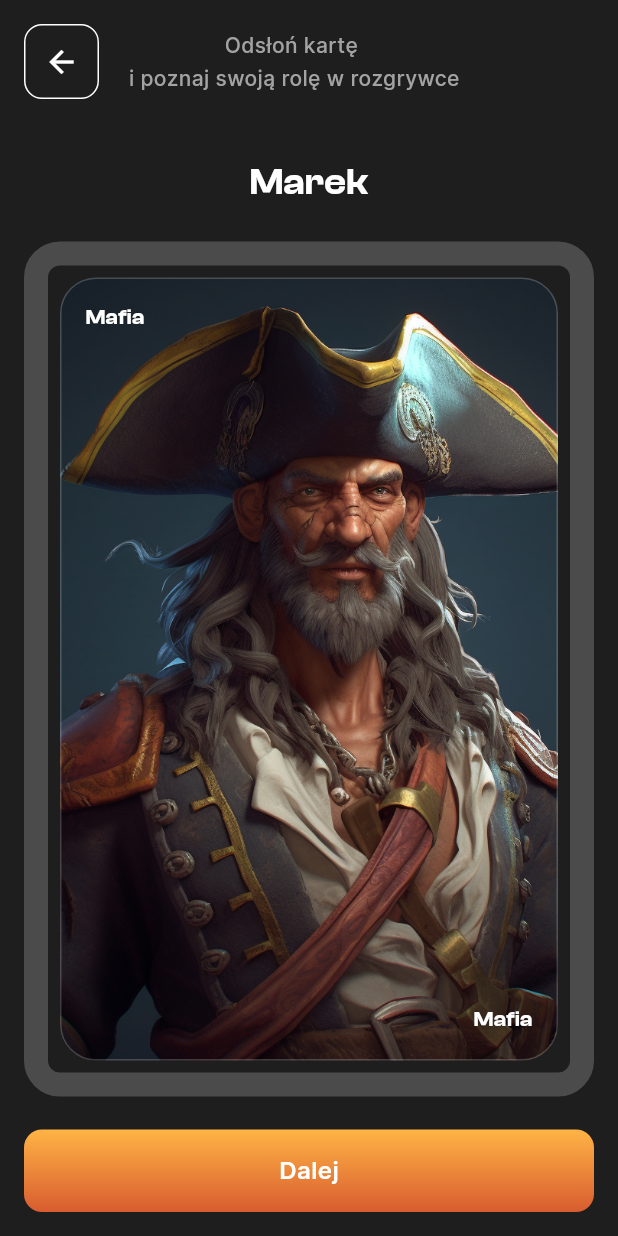
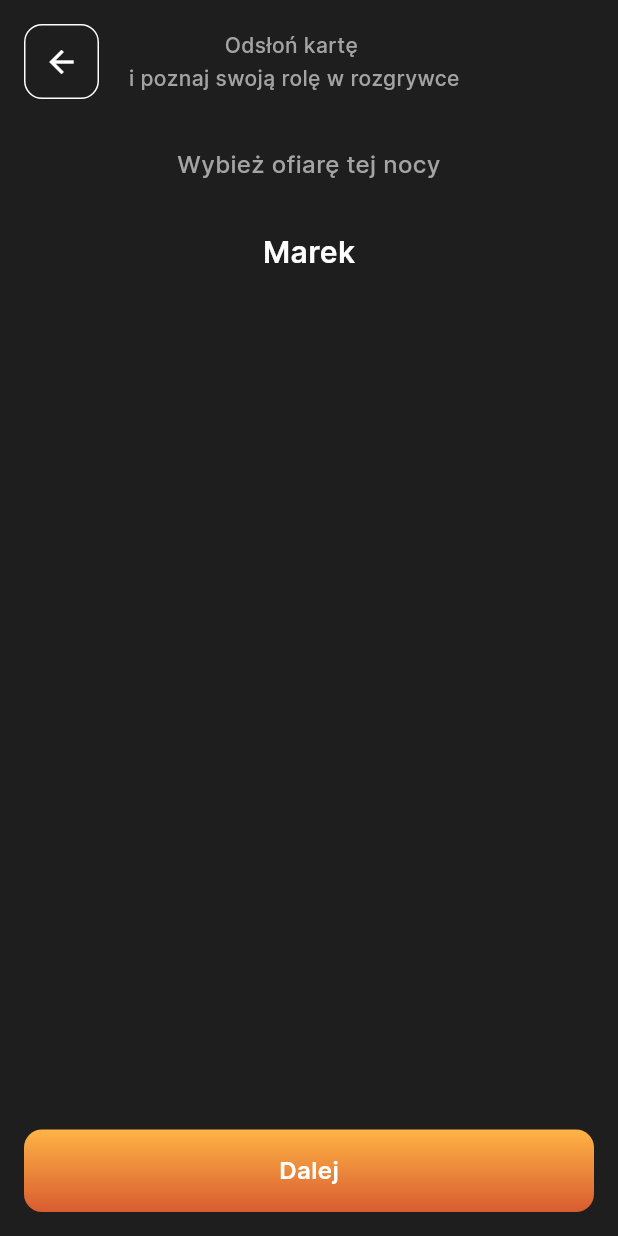
Before and after one commit to Hellmod/mafia_flutter, a Flutter app: the screen it shows after launch, on a phone screen of 412 x 824 dp. Run offline on Flutter 3.47's test engine with Material 3 defaults, Android fonts, the phone set to English and light mode, and no system bars; our stand-ins replace bloc, cloud_firestore, device_info_plus, equatable, firebase_core, flutter_bloc and 4 more; missing offline and left inert: dart:ffi; accounts and stored records are empty.

Commit message:
game action page

```diff
--- /dev/null
+++ b/lib/presentation/game/view/game_action_page.dart
@@ -0,0 +1,121 @@
+import 'package:flutter/material.dart';
+import 'package:flutter_bloc/flutter_bloc.dart';
+
+import '../../../models/User.dart';
+import '../../../utils/AppTextStyles.dart';
+import '../../../utils/Utility.dart';
+import '../../../utils/Wigets.dart';
+import '../block/game_bloc.dart';
+
+class GameActionPage extends StatefulWidget {
+  final List<User> users;
+
+  GameActionPage({Key? key, required this.users}) : super(key: key);
+
+  @override
+  _GameActionPage createState() => _GameActionPage(users);
+}
+
+class _GameActionPage extends State<GameActionPage>
+    with SingleTickerProviderStateMixin {
+  GameBloc? myBloc;
+  late AnimationController controller;
+
+  final List<User> users;
+  String userNick = '';
+
+  _GameActionPage(this.users);
+
+  void startLoading() {
+    controller.forward().then(
+      (_) {
+        if (controller.status == AnimationStatus.completed) {
+          onLoadingComplete();
+        }
+      },
+    );
+  }
+
+  void stopLoadingAndReset() {
+    controller.stop();
+    controller.reset();
+  }
+
+  void onLoadingComplete() {
+    myBloc?.add(OnRevealCardClicked());
+  }
+
+  @override
+  void initState() {
+    super.initState();
+    myBloc = context.read<GameBloc>();
+    controller = AnimationController(
+      vsync: this,
+      duration: Duration(seconds: 3),
+    );
+  }
+
+  @override
+  Widget build(BuildContext context) {
+    return BlocBuilder<GameBloc, GameState>(
+        bloc: myBloc,
+        builder: (context, state) {
+          if (state is GameInitialState) {
+            return Container(
+              width: double.infinity,
+              color: const Color(0xff1e1e1e),
+              child: Padding(
+                  padding: const EdgeInsets.all(16),
+                  child: Column(
+                    children: [
+                      Expanded(
+                        child: SingleChildScrollView(
+                          child: Column(
+                            crossAxisAlignment: CrossAxisAlignment.center,
+                            children: [
+                              MainWidget.toolBar(
+                                  "Odsłoń kartę\n i poznaj swoją rolę w rozgrywce"),
+                              const SizedBox(height: 32),
+                              const  Align(
+                                alignment: Alignment.center,
+                                child: Text(
+                                  "Wybież ofiarę tej nocy ",
+                                  textAlign: TextAlign.center,
+                                  style: TextStyle(
+                                    fontFamily: 'Inter',
+                                    fontSize: 16,
+                                    fontWeight: FontWeight.w500,
+                                    color: Color(0xffA4A4A4),
+                                  ),
+                                ),
+                              ),
+                              const SizedBox(height: 32),
+                              userList(),
+                            ],
+                          ),
+                        ),
+                      ),
+                      MainWidget.orangeButton(
+                          text: 'Dalej',
+                          callback: () {
+                            Utility.workingOn();
+                          }),
+                    ],
+                  )),
+            );
+          }
+          return const CircularProgressIndicator();
+        });
+  }
+
+
+  Widget userList() => Container(
+        alignment: Alignment.center,
+        width: double.infinity,
+        child: const Text(
+          'Marek',
+          textAlign: TextAlign.left,
+          style: AppTextStyles.text20_600,
+        ),
+      );
+}
--- a/lib/unit/navigation/game_navigation.dart
+++ b/lib/unit/navigation/game_navigation.dart
@@ -1,15 +1,9 @@
 import 'package:flutter/cupertino.dart';
 import 'package:flutter/material.dart';
 import 'package:flutter_bloc/flutter_bloc.dart';
-import 'package:mafia/presentation/game/view/game_reveal_card_page.dart';
-import 'package:mafia/presentation/lobby_many_phone/block/lobby_many_phone_bloc.dart';
-
+import '../../models/User.dart';
 import '../../presentation/game/block/game_bloc.dart';
-import '../../presentation/game/view/game_reveal_card_page_card_reviled.dart';
-import '../../presentation/lobby_many_phone/view/lobby_many_phone_character_choose_page.dart';
-import '../../presentation/lobby_many_phone/view/lobby_many_phone_lobby_user_list_page.dart';
-import '../../presentation/lobby_many_phone/view/lobby_many_phone_token_page.dart';
-import '../../utils/character/Pirates.dart';
+import '../../presentation/game/view/game_action_page.dart';
 
 class GameNavigator extends StatelessWidget {
   @override
@@ -17,7 +11,8 @@ class GameNavigator extends StatelessWidget {
     return BlocBuilder<GameBloc, GameState>(
       builder: (context, state) {
         if (state is GameInitialState) {
-          return GameRevealCardReviled(character: Pirates(),);
+          return GameActionPage(users: [User(name: 'Ala', id: '1')],);
+          //return GameRevealCardReviled(character: Pirates(),);
           //return GameRevealCard(characters: []);
         } else {
           return Container(
--- a/lib/utils/AppTextStyles.dart
+++ b/lib/utils/AppTextStyles.dart
@@ -12,6 +12,13 @@ class AppTextStyles {
     fontFamily: 'Inter',
     fontSize: 12,
     fontWeight: FontWeight.w500,
+    color: Colors.white,
+  );
+
+  static const text20_600 = TextStyle(
+    fontFamily: 'Inter',
+    fontSize: 20,
+    fontWeight: FontWeight.w600,
     color: Colors.white,
   );
 
```
